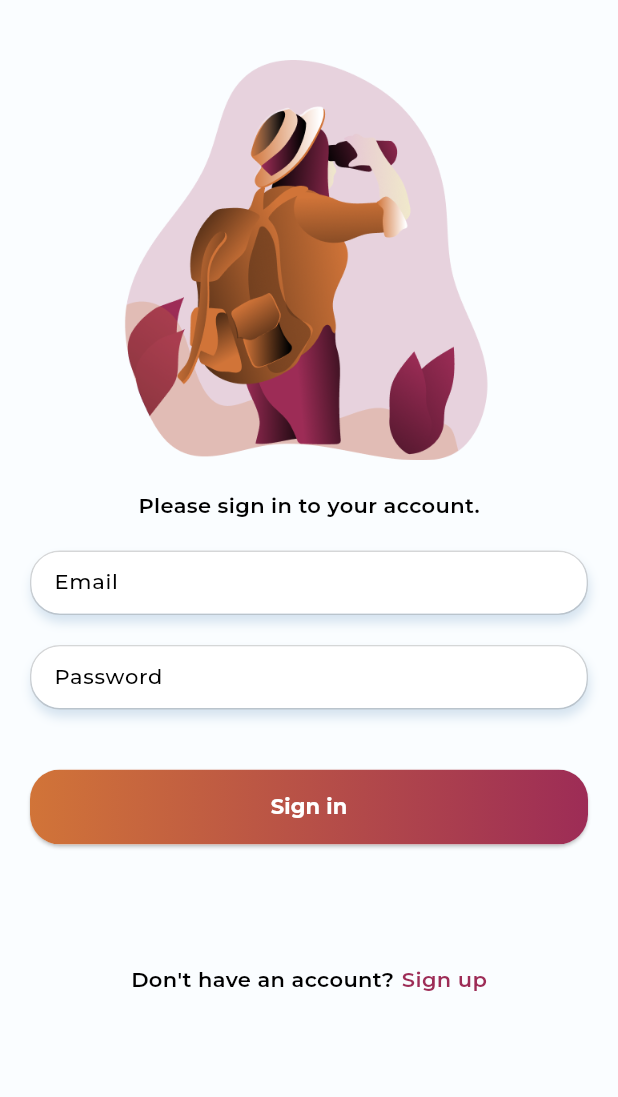
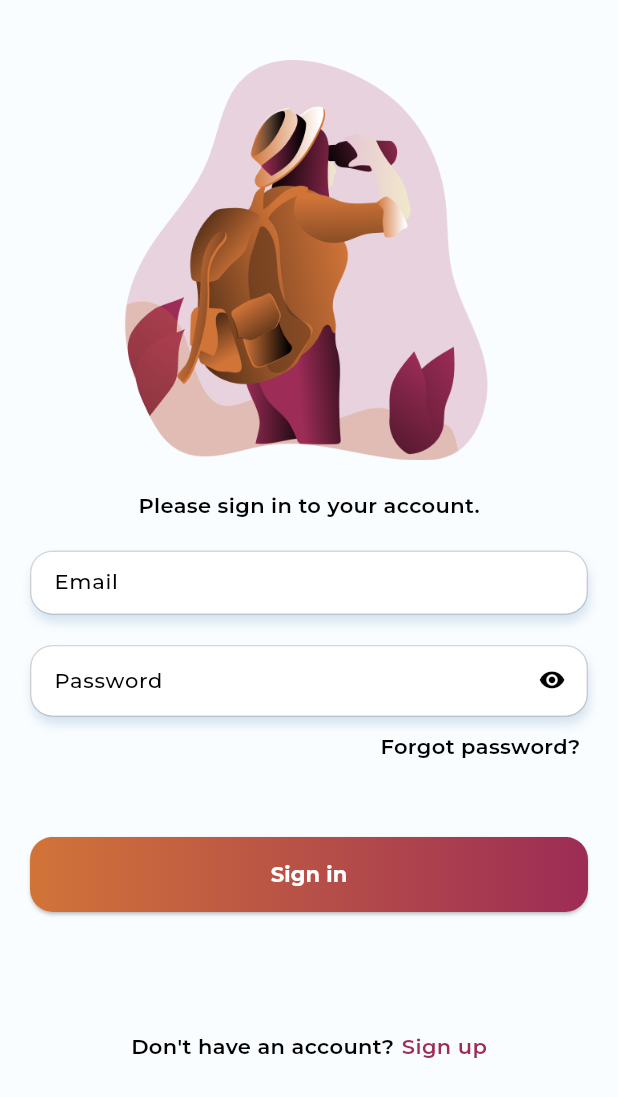
Before and after one commit to FilipKisic/Tourist-app, a Flutter app: the screen it shows after launch, on a phone screen of 412 x 824 dp. Shown: the top 1097 px of the screen. Run offline on Flutter 3.47's test engine with Material 2 defaults, Android fonts, the phone set to English and light mode, and no system bars; our stand-ins replace firebase_auth, firebase_core, flutter_riverpod, lottie; accounts and stored records are empty; generated files the repository leaves out were written again.

Commit message:
Reset password completed

```diff
--- a/assets/l10n/app_en.arb
+++ b/assets/l10n/app_en.arb
@@ -2,10 +2,17 @@
     "signInTitle": "Please sign in to your account.",
     "email": "Email",
     "password": "Password",
+    "forgotPassword": "Forgot password?",
     "signIn": "Sign in",
     "dontHaveAnAccount": "Don't have an account?",
+    "createAccount": "Sign up",
+    "signUpTitle": "Please create an account to continue",
     "alreadyHaveAnAccount": "Already have an account?",
     "signUp": "Sign up",
+    "resetPassword": "Reset password",
+    "reset": "Reset",
+    "resetPasswordTitle": "Please enter your email address to reset your password.",
+    "verificationEmail": "Verification email sent.",
     "emailEmptyValidation": "Email cannot be empty.",
     "emailAddressValidation": "Please enter a valid email address.",
     "passwordEmptyValidation": "Password cannot be empty.",
--- a/lib/core/route_generator.dart
+++ b/lib/core/route_generator.dart
@@ -2,6 +2,7 @@ import 'package:flutter/material.dart';
 import 'package:tourist_app/core/presentation/screen/splash_screen.dart';
 import 'package:tourist_app/features/auth/presentation/screen/login_screen.dart';
 import 'package:tourist_app/features/auth/presentation/screen/registration_screen.dart';
+import 'package:tourist_app/features/auth/presentation/screen/reset_password_screen.dart';
 import 'package:tourist_app/features/common/presentation/screen/home_screen.dart';
 import 'package:tourist_app/features/locations/presentation/screen/places_screen.dart';
 
@@ -9,6 +10,7 @@ class RouteGenerator {
   static const splashScreen = '/';
   static const loginScreen = '/login';
   static const registerScreen = '/registration';
+  static const resetScreen = '/reset';
   static const homeScreen = '/home';
   static const placesScreen = '/places';
 
@@ -21,7 +23,9 @@ class RouteGenerator {
       case loginScreen:
         return MaterialPageRoute(builder: (_) => const LoginScreen());
       case registerScreen:
-        return MaterialPageRoute(builder: (_) => const RegistrationScreen());
+        return MaterialPageRoute(builder: (_) => const RegisterScreen());
+      case resetScreen:
+        return MaterialPageRoute(builder: (_) => const ResetPasswordScreen());
       case homeScreen:
         return MaterialPageRoute(builder: (_) => const HomeScreen());
       case placesScreen:
--- a/lib/features/auth/data/datasource/firebase/user_api.dart
+++ b/lib/features/auth/data/datasource/firebase/user_api.dart
@@ -20,4 +20,6 @@ class UserApi {
     );
     return userCredential.user;
   }
+
+  Future<void> resetPassword(final String email) => instance.sendPasswordResetEmail(email: email);
 }
--- a/lib/features/auth/data/repository/user_repository_impl.dart
+++ b/lib/features/auth/data/repository/user_repository_impl.dart
@@ -14,4 +14,7 @@ class UserRepositoryImpl implements UserRepository {
   @override
   Future<User?> registerUser(final String email, final String password) =>
       _api.registerUser(email, password);
+
+  @override
+  Future<void> resetPassword(final String email) => _api.resetPassword(email);
 }
--- a/lib/features/auth/domain/repository/user_repository.dart
+++ b/lib/features/auth/domain/repository/user_repository.dart
@@ -3,4 +3,5 @@ import 'package:firebase_auth/firebase_auth.dart';
 abstract interface class UserRepository {
   Future<User?> loginUser(final String email, final String password);
   Future<User?> registerUser(final String email, final String password);
+  Future<void> resetPassword(final String email);
 }
--- a/lib/features/auth/domain/usecase/auth_use_cases.dart
+++ b/lib/features/auth/domain/usecase/auth_use_cases.dart
@@ -11,4 +11,6 @@ class AuthUseCases {
 
   Future<User?> registerUser(final String email, final String password) =>
       _userRepository.registerUser(email, password);
+
+  Future<void> resetPassword(final String email) => _userRepository.resetPassword(email);
 }
--- a/lib/features/auth/presentation/screen/login_screen.dart
+++ b/lib/features/auth/presentation/screen/login_screen.dart
@@ -5,6 +5,7 @@ import 'package:tourist_app/core/route_generator.dart';
 import 'package:tourist_app/di.dart';
 import 'package:tourist_app/features/auth/presentation/util/utils.dart';
 import 'package:tourist_app/features/auth/presentation/widget/custom_text_form_field.dart';
+import 'package:tourist_app/features/auth/presentation/widget/password_visibilty_toggle.dart';
 import 'package:tourist_app/features/common/presentation/widget/custom_snackbar.dart';
 import 'package:tourist_app/features/common/presentation/widget/primary_button.dart';
 
@@ -19,6 +20,7 @@ class _LoginScreenState extends ConsumerState<LoginScreen> {
   final _formKey = GlobalKey<FormState>();
   final _emailController = TextEditingController();
   final _passwordController = TextEditingController();
+  bool _isPasswordObscure = true;
 
   @override
   Widget build(BuildContext context) {
@@ -73,8 +75,22 @@ class _LoginScreenState extends ConsumerState<LoginScreen> {
                     CustomTextFormField(
                       controller: _passwordController,
                       label: AppLocalizations.of(context).password,
-                      isObscure: true,
+                      isObscure: _isPasswordObscure,
                       validator: (value) => validatePassword(context, value),
+                      suffixIcon: PasswordVisibilityToggle(
+                        onTap: () => setState(() => _isPasswordObscure = !_isPasswordObscure),
+                        isPasswordObscure: _isPasswordObscure,
+                      ),
+                    ),
+                    Align(
+                      alignment: Alignment.centerRight,
+                      child: GestureDetector(
+                        onTap: () => Navigator.of(context).pushNamed(RouteGenerator.resetScreen),
+                        child: Container(
+                          padding: const EdgeInsets.symmetric(vertical: 10, horizontal: 5),
+                          child: Text(AppLocalizations.of(context).forgotPassword),
+                        ),
+                      ),
                     ),
                     const SizedBox(height: 40),
                     PrimrayButton(
@@ -91,7 +107,7 @@ class _LoginScreenState extends ConsumerState<LoginScreen> {
                         GestureDetector(
                           onTap: _redirectToRegisterScreen,
                           child: Text(
-                            AppLocalizations.of(context).signUp,
+                            AppLocalizations.of(context).createAccount,
                             style: Theme.of(context)
                                 .textTheme
                                 .bodyMedium!
--- a/lib/features/auth/presentation/widget/custom_text_form_field.dart
+++ b/lib/features/auth/presentation/widget/custom_text_form_field.dart
@@ -8,6 +8,7 @@ class CustomTextFormField extends StatelessWidget {
   final TextInputAction? textInputAction;
   final bool autoValidate;
   final TextInputType textInputType;
+  final Widget? suffixIcon;
 
   const CustomTextFormField({
     super.key,
@@ -18,6 +19,7 @@ class CustomTextFormField extends StatelessWidget {
     this.textInputAction = TextInputAction.done,
     this.autoValidate = true,
     this.textInputType = TextInputType.text,
+    this.suffixIcon,
   });
 
   @override
@@ -34,6 +36,7 @@ class CustomTextFormField extends StatelessWidget {
           label,
           style: Theme.of(context).textTheme.labelMedium,
         ),
+        suffixIcon: suffixIcon,
         border: DecoratedInputBorder(
           shadow: BoxShadow(
             color: Theme.of(context).shadowColor,
@@ -45,7 +48,7 @@ class CustomTextFormField extends StatelessWidget {
               width: 1,
               color: Theme.of(context).colorScheme.outline,
             ),
-            borderRadius: BorderRadius.circular(20),
+            borderRadius: BorderRadius.circular(15),
           ),
         ),
         enabledBorder: DecoratedInputBorder(
@@ -59,7 +62,7 @@ class CustomTextFormField extends StatelessWidget {
               width: 1,
               color: Theme.of(context).colorScheme.outline,
             ),
-            borderRadius: BorderRadius.circular(20),
+            borderRadius: BorderRadius.circular(15),
           ),
         ),
         focusedBorder: DecoratedInputBorder(
@@ -73,7 +76,7 @@ class CustomTextFormField extends StatelessWidget {
               width: 1,
               color: Theme.of(context).colorScheme.outline,
             ),
-            borderRadius: BorderRadius.circular(20),
+            borderRadius: BorderRadius.circular(15),
           ),
         ),
         errorBorder: DecoratedInputBorder(
@@ -84,7 +87,7 @@ class CustomTextFormField extends StatelessWidget {
           ),
           child: OutlineInputBorder(
             borderSide: BorderSide(width: 1, color: Theme.of(context).colorScheme.error),
-            borderRadius: BorderRadius.circular(20),
+            borderRadius: BorderRadius.circular(15),
           ),
         ),
         errorStyle: Theme.of(context)
@@ -99,6 +102,7 @@ class CustomTextFormField extends StatelessWidget {
           autoValidate ? AutovalidateMode.onUserInteraction : AutovalidateMode.disabled,
       autocorrect: false,
       keyboardType: textInputType,
+
     );
   }
 }
--- /dev/null
+++ b/lib/features/auth/presentation/widget/password_visibilty_toggle.dart
@@ -0,0 +1,16 @@
+import 'package:flutter/material.dart';
+
+class PasswordVisibilityToggle extends StatelessWidget {
+  final VoidCallback onTap;
+  final bool isPasswordObscure;
+
+  const PasswordVisibilityToggle({super.key, required this.onTap, required this.isPasswordObscure});
+
+  @override
+  Widget build(BuildContext context) {
+    return GestureDetector(
+      onTap: onTap,
+      child: Icon(isPasswordObscure ? Icons.visibility_rounded : Icons.visibility_off_rounded),
+    );
+  }
+}
--- a/lib/features/common/presentation/widget/custom_snackbar.dart
+++ b/lib/features/common/presentation/widget/custom_snackbar.dart
@@ -17,7 +17,7 @@ class CustomSnackBar {
         backgroundColor: Theme.of(context).scaffoldBackgroundColor,
         shape: RoundedRectangleBorder(
           side: BorderSide(color: Theme.of(context).colorScheme.secondary, width: 2),
-          borderRadius: BorderRadius.circular(20),
+          borderRadius: BorderRadius.circular(15),
         ),
         behavior: SnackBarBehavior.floating,
         margin: const EdgeInsets.fromLTRB(10, 0, 10, 30),
--- a/lib/features/common/presentation/widget/primary_button.dart
+++ b/lib/features/common/presentation/widget/primary_button.dart
@@ -18,7 +18,7 @@ class PrimrayButton extends StatelessWidget {
       onPressed: isLoading ? null : onPressed,
       style: ElevatedButton.styleFrom(
         foregroundColor: Colors.orange,
-        shape: RoundedRectangleBorder(borderRadius: BorderRadius.circular(20.0)),
+        shape: RoundedRectangleBorder(borderRadius: BorderRadius.circular(15.0)),
         padding: EdgeInsets.zero,
       ),
       child: Ink(
@@ -29,7 +29,7 @@ class PrimrayButton extends StatelessWidget {
               Theme.of(context).colorScheme.secondary,
             ],
           ),
-          borderRadius: BorderRadius.circular(20.0),
+          borderRadius: BorderRadius.circular(15.0),
         ),
         child: Container(
           constraints: const BoxConstraints(minHeight: 50.0),
```
Also changed, not shown: assets/l10n/app_hr.arb (+9 -2 lines), lib/features/auth/presentation/riverpod/user_provider.dart (+15 -0 lines), lib/features/auth/presentation/screen/registration_screen.dart (+17 -7 lines), lib/features/auth/presentation/screen/reset_password_screen.dart (added, +86 -0 lines), assets/images/mail_sent.png (added), assets/images/reset_password_email.png (added).
